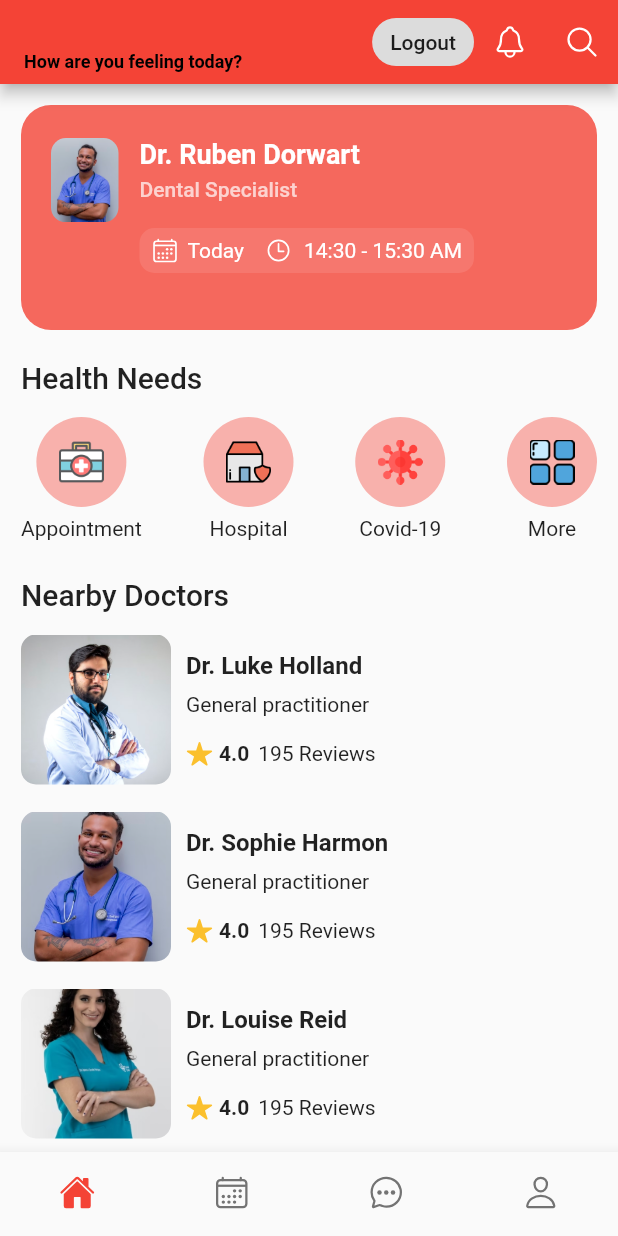
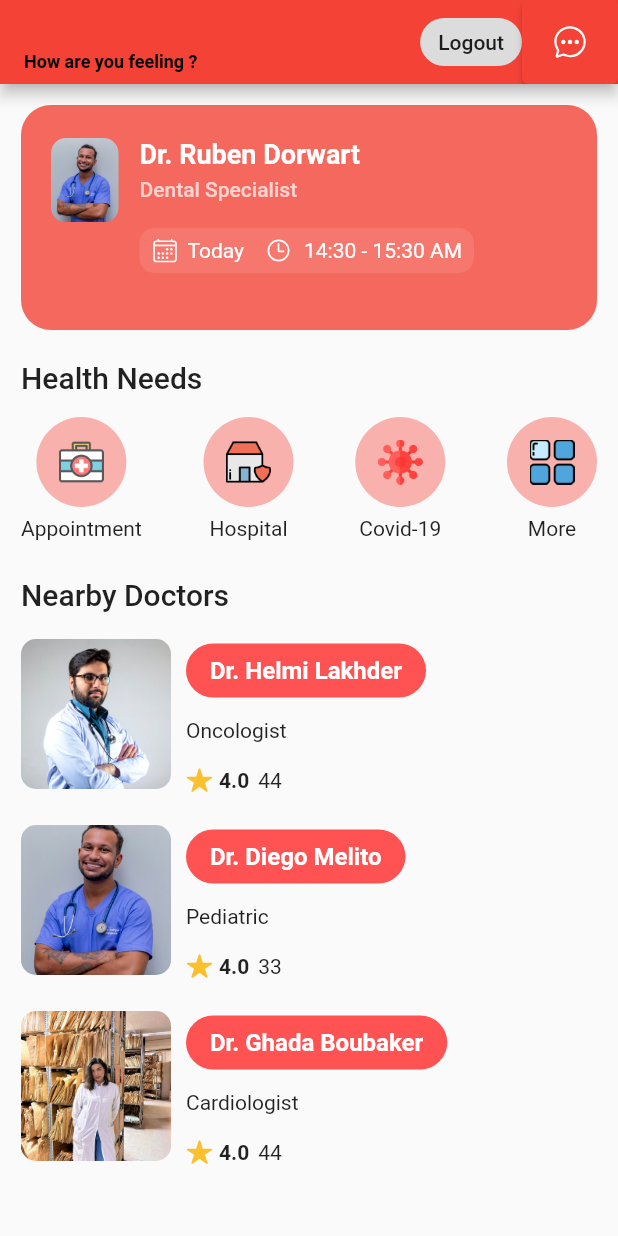
Before and after one commit to HelmiDev03/FireBaseAuth, a Flutter app: the HomePage screen opened directly with empty values, on a phone screen of 412 x 824 dp. Run offline on Flutter 3.47's test engine with Material 2 defaults, Android fonts, the phone set to English and light mode, and no system bars; our stand-ins replace cloud_firestore, firebase_auth, firebase_core, fluttertoast, ionicons; accounts and stored records are empty.

```diff
--- a/lib/login_screen.dart
+++ b/lib/login_screen.dart
@@ -1,5 +1,5 @@
 import 'package:flutter/material.dart';
-import 'package:loginsignup/home_screen.dart';
+
 import 'registration_screen.dart';
 
 import 'package:firebase_auth/firebase_auth.dart';
--- a/lib/models/doctor_model.dart
+++ b/lib/models/doctor_model.dart
@@ -5,35 +5,40 @@ class DoctorModel {
   final int averageReview;
   final int totalReviews;
   final String profile;
+  final String description;
   DoctorModel({
     required this.name,
     required this.position,
     required this.averageReview,
     required this.totalReviews,
     required this.profile,
+    required this.description,
   });
 }
 
 final List<DoctorModel> nearbyDoctors = [
   DoctorModel(
-    name: "Luke Holland",
-    position: "General Practitioner",
-    averageReview: 0,
-    totalReviews: 0,
+    name: "Helmi Lakhder",
+    position: "Oncologist",
+    averageReview: 4,
+    totalReviews: 44,
     profile: "assets/doctor_1.jpg",
+    description : "Dr. Luke Holland is a Oncologist in New York, NY. Dr. Holland completed their Medical School at University Of California. Following their education, Dr. Holland was board certified by the American Board of Oncology. Dr. Luke Holland currently provides care to patients at 1275 York Ave, New York, NY 10065.",
   ),
   DoctorModel(
-    name: "Sophie Harmon",
-    position: "General Practitioner",
-    averageReview: 0,
-    totalReviews: 0,
+    name: "Diego Melito",
+    position: "Pediatric",
+    averageReview: 3,
+    totalReviews: 33,
     profile: "assets/doctor_2.jpg",
+    description: "Dr. Sophie Harmon is a Pediatric in New York, NY. Dr. Harmon completed their Medical School at University Of California. Following their education, Dr. Harmon was board certified by the American Board of Pediatric. Dr. Sophie Harmon currently provides care to patients at 1275 York Ave, New York, NY 10065.",
   ),
   DoctorModel(
-    name: "Louise Reid",
-    position: "General Practitioner",
-    averageReview: 2,
-    totalReviews: 0,
-    profile: "assets/doctor_3.jpg",
+    name: "Ghada Boubaker",
+    position: "Cardiologist",
+    averageReview: 22,
+    totalReviews: 44,
+    profile: "assets/yaallah.jpeg",
+    description: "Dr. Ghada Boubaker is a Cardiologist in New York, NY. Dr. Boubaker completed their Medical School at University Of California. Following their education, Dr. Boubaker was board certified by the American Board of Cardiology. Dr. Ghada Boubaker currently provides care to patients at 1275 York Ave, New York, NY 10065.",
   ),
 ];
--- a/lib/pages/home_page.dart
+++ b/lib/pages/home_page.dart
@@ -7,6 +7,7 @@ import 'package:cloud_firestore/cloud_firestore.dart';
 import 'package:loginsignup/user_model.dart';
 import 'package:loginsignup/login_screen.dart';
 import 'package:firebase_auth/firebase_auth.dart';
+import 'chat.dart';
 class HomePage extends StatefulWidget {
   final String name ;
   const HomePage({Key?
@@ -57,7 +58,7 @@ class _HomePageState extends State<HomePage> {
             SizedBox(height: 4),
 
             Text(
-              "How are you feeling today?",
+              "How are you feeling ?",
               style: TextStyle( fontSize: 12, color: Colors.black,fontWeight: FontWeight.bold
                ),
             ),
@@ -70,15 +71,14 @@ class _HomePageState extends State<HomePage> {
                        logout(context);
 
                   }),
-          IconButton(
-            onPressed: () {},
-            icon: const Icon(Ionicons.notifications_outline),
-          ),
 
-          IconButton(
-            onPressed: () {},
-            icon: const Icon(Ionicons.search_outline),
-          ),
+
+          ElevatedButton(onPressed: (){
+              Navigator.push(context, MaterialPageRoute(builder: (context)=>ChatPage()));
+            },
+            child: Icon(Ionicons.chatbubble_ellipses_outline)),
+
+
         ],
       ),
       body: ListView(
@@ -102,35 +102,16 @@ class _HomePageState extends State<HomePage> {
           ),
           const SizedBox(height: 15),
           const NearbyDoctors(),
+
+
+
         ],
+
+
+
       ),
-      bottomNavigationBar: BottomNavigationBar(
-        type: BottomNavigationBarType.fixed,
-        showUnselectedLabels: false,
-        showSelectedLabels: false,
-        items: const [
-          BottomNavigationBarItem(
-            icon: Icon(Ionicons.home_outline),
-            activeIcon: Icon(Ionicons.home),
-            label: "Home",
-          ),
-          BottomNavigationBarItem(
-            icon: Icon(Ionicons.calendar_outline),
-            activeIcon: Icon(Ionicons.calendar),
-            label: "Home",
-          ),
-          BottomNavigationBarItem(
-            icon: Icon(Ionicons.chatbubble_ellipses_outline),
-            label: "Home",
-            activeIcon: Icon(Ionicons.chatbubble_ellipses),
-          ),
-          BottomNavigationBarItem(
-            icon: Icon(Ionicons.person_outline),
-            activeIcon: Icon(Ionicons.person),
-            label: "Home",
-          ),
-        ],
-      ),
+
+
     );
   }
 
@@ -140,3 +121,13 @@ class _HomePageState extends State<HomePage> {
         MaterialPageRoute(builder: (context) => LoginScreen()));
   }
 }
+
+
+
+
+
+
+
+
+
+//icon: Icon(Ionicons.chatbubble_ellipses_outline),  icon: Icon(Ionicons.person_outline),icon: Icon(Ionicons.calendar_outline),icon: Icon(Ionicons.home_outline),
--- a/lib/widgets/nearby_doctors.dart
+++ b/lib/widgets/nearby_doctors.dart
@@ -1,6 +1,7 @@
 import 'package:loginsignup/models/doctor_model.dart';
 import 'package:flutter/material.dart';
 import 'package:ionicons/ionicons.dart';
+import 'package:loginsignup/pages/detail_doctor.dart';
 
 class NearbyDoctors extends StatelessWidget {
   const NearbyDoctors({Key? key}) : super(key: key);
@@ -28,13 +29,28 @@ class NearbyDoctors extends StatelessWidget {
               Column(
                 crossAxisAlignment: CrossAxisAlignment.start,
                 children: [
-                  Text(
-                    "Dr. ${nearbyDoctors[index].name}",
-                    style: const TextStyle(
-                        fontSize: 16, fontWeight: FontWeight.bold),
+                  ElevatedButton(
+                    onPressed: () {
+                      Navigator.push(context,MaterialPageRoute(builder: (context) => DoctorProfile(name: nearbyDoctors[index].name, image : nearbyDoctors[index].profile, description: nearbyDoctors[index].description) )); },
+
+                    style: ElevatedButton.styleFrom(
+                      primary: Colors.redAccent,
+                      elevation: 0,
+                      shape: RoundedRectangleBorder(
+                        borderRadius: BorderRadius.circular(20),
+                      ),
+                    ),
+
+
+                      child: Text(
+                        "Dr. ${nearbyDoctors[index].name}",
+                        style: const TextStyle(
+                            fontSize: 16, fontWeight: FontWeight.bold),
+                      ),
+
                   ),
                   const SizedBox(height: 8),
-                  const Text("General practitioner"),
+                   Text("${nearbyDoctors[index].position}"),
                   const SizedBox(height: 16),
                   Row(
                     children: [
@@ -50,7 +66,7 @@ class NearbyDoctors extends StatelessWidget {
                           style: TextStyle(fontWeight: FontWeight.bold),
                         ),
                       ),
-                      const Text("195 Reviews")
+                      Text("${nearbyDoctors[index].totalReviews}")
                     ],
                   )
                 ],
```
Also changed, not shown: lib/home_screen.dart (deleted, +0 -95 lines), lib/pages/appointement.dart (added, +132 -0 lines), lib/pages/chat.dart (added, +64 -0 lines), lib/pages/detail_doctor.dart (added, +210 -0 lines), assets/yaallah.jpeg (added), pics/Screenshot 2023-05-02 232422.png (added), pics/Screenshot 2023-05-02 232436.png (added), pics/Screenshot 2023-05-02 232451.png (added), pics/Screenshot 2023-05-02 232527.png (added), pics/Screenshot 2023-05-02 232554.png (added), pics/Screenshot 2023-05-02 232615.png (added), pics/Screenshot 2023-05-02 232631.png (added), pics/Screenshot 2023-05-02 232705.png (added).
